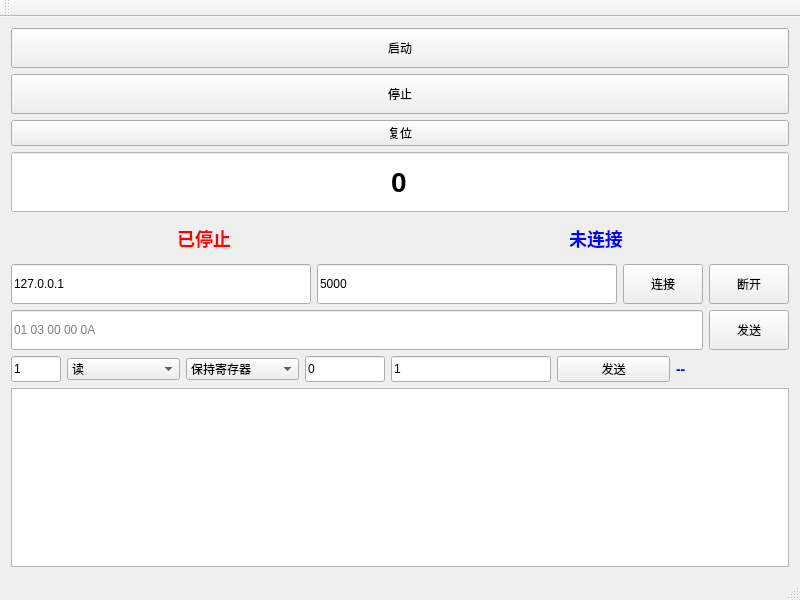
WQian886/HMI, file hmi.ui: the form before one commit.
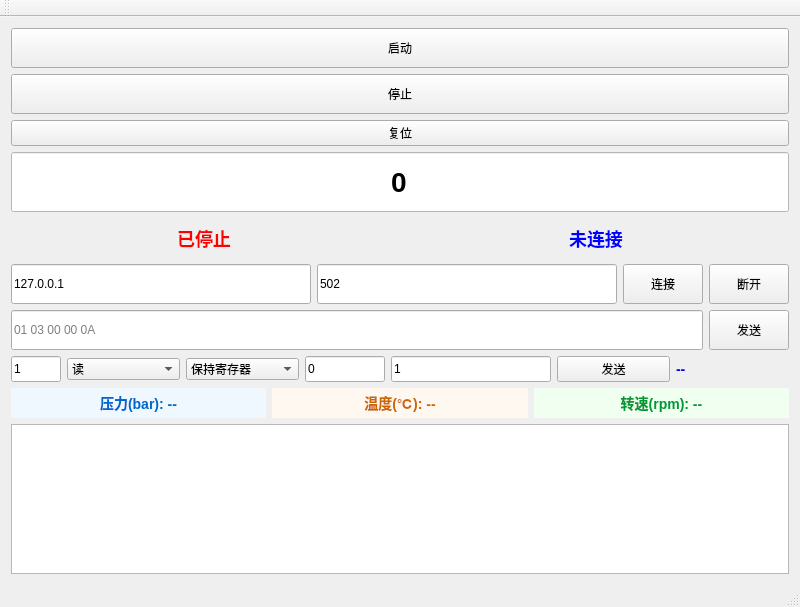
The form after the commit.

Commit message:
阶段 4.1 收官:Binding 框架 + PollScheduler + UI 验证
- 阶段 3.3 PollScheduler 定时轮询实现(100ms tick + 合并连续地址 + in-flight + 失败重试)
- 阶段 3.4 Variable 死区过滤(差值超阈值才 emit valueChanged)
- 阶段 4.1 Binding 框架(3 个 QLabel 重载 + 立即同步初值)
- 阶段 4.1 UI 验证:3 个 demo 标签(Pressure/Temperature/Speed)实时刷新 + 死区生效
- 阶段 4.1 hmi.ui 窗口标题 'HMI 学习项目 - 阶段 4'

(阶段 4.2 反向写实验版已全回滚到此状态,稍后重设计再启)

```diff
--- a/hmi.ui
+++ b/hmi.ui
@@ -96,7 +96,7 @@
       </item>
       <item>
        <widget class="QLineEdit" name="portEdit">
-        <property name="text"><string>5000</string></property>
+        <property name="text"><string>502</string></property>
         <property name="minimumSize">
          <size><width>80</width><height>40</height></size>
         </property>
@@ -200,6 +200,35 @@
       </item>
      </layout>
     </item>
+    <item>
+     <!-- 阶段 3.2:变量模型展示(订阅发布 UI 验证) -->
+     <layout class="QHBoxLayout" name="varDisplayLayout">
+      <item>
+       <widget class="QLabel" name="pressureLabel">
+        <property name="minimumSize"><size><width>140</width><height>30</height></size></property>
+        <property name="text"><string>压力(bar): --</string></property>
+        <property name="alignment"><set>Qt::AlignmentFlag::AlignCenter</set></property>
+        <property name="styleSheet"><string>font-size: 14px; font-weight: bold; color: #0066cc; background-color: #f0f8ff;</string></property>
+       </widget>
+      </item>
+      <item>
+       <widget class="QLabel" name="temperatureLabel">
+        <property name="minimumSize"><size><width>140</width><height>30</height></size></property>
+        <property name="text"><string>温度(℃): --</string></property>
+        <property name="alignment"><set>Qt::AlignmentFlag::AlignCenter</set></property>
+        <property name="styleSheet"><string>font-size: 14px; font-weight: bold; color: #cc6600; background-color: #fff8f0;</string></property>
+       </widget>
+      </item>
+      <item>
+       <widget class="QLabel" name="speedLabel">
+        <property name="minimumSize"><size><width>140</width><height>30</height></size></property>
+        <property name="text"><string>转速(rpm): --</string></property>
+        <property name="alignment"><set>Qt::AlignmentFlag::AlignCenter</set></property>
+        <property name="styleSheet"><string>font-size: 14px; font-weight: bold; color: #009933; background-color: #f0fff0;</string></property>
+       </widget>
+      </item>
+     </layout>
+    </item>
     <item>
      <widget class="QTextEdit" name="recvText">
       <property name="readOnly"><bool>true</bool></property>
```
Left out of the diff: 2 changed lines with no effect on the pictures. The commit also changes 13 other files.
